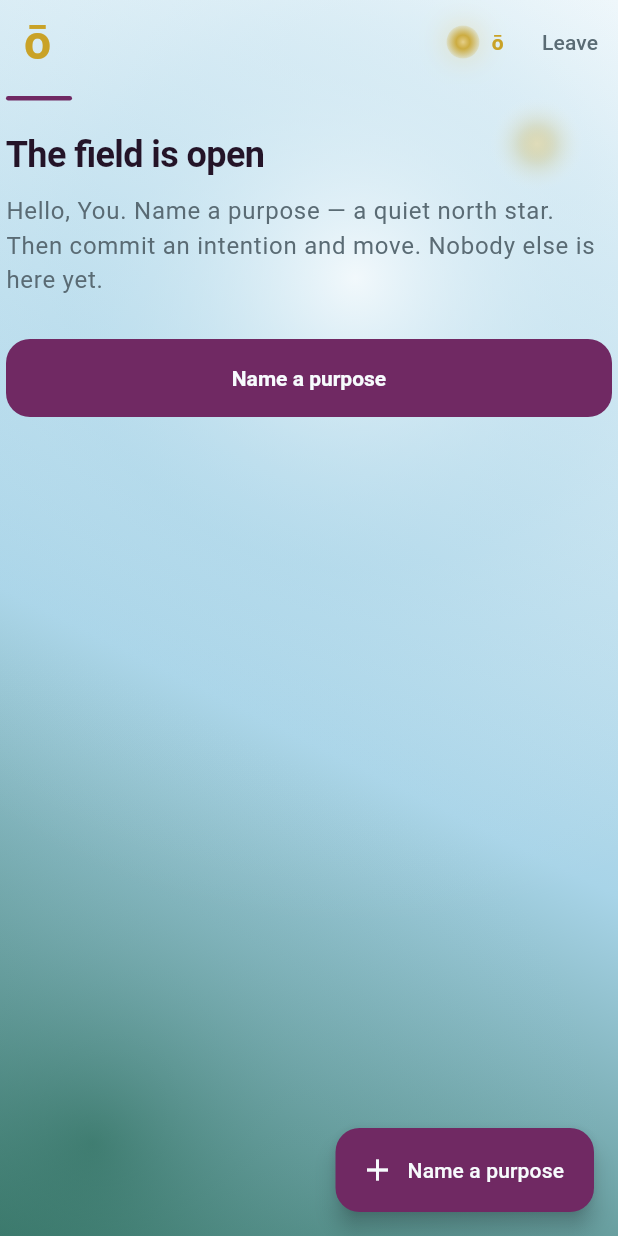
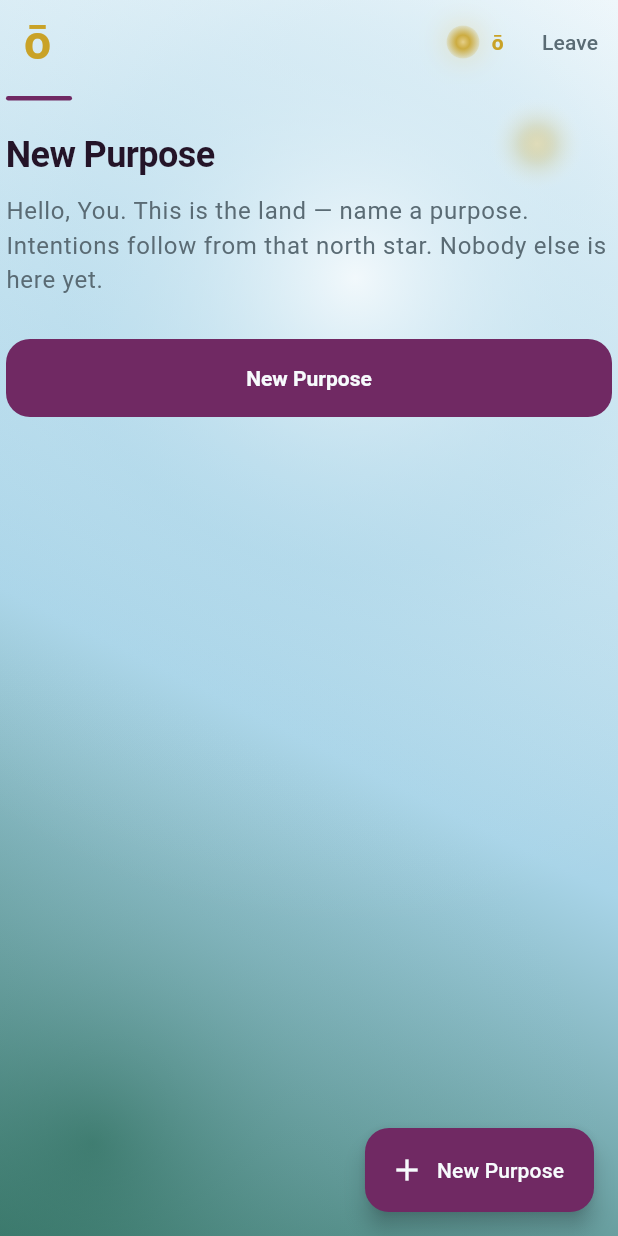
Before and after one commit to Raomiz/dArc-App, a Flutter app: the screen it shows after launch, after a tap on "Enter ō locally", on a phone screen of 412 x 824 dp. Run offline on Flutter 3.47's test engine with Material 3 defaults, Android fonts, the phone set to English and light mode, and no system bars; our stand-ins replace shared_preferences.

Commit message:
Land home on New Purpose; Intention follows the north star.
First thumb is Purpose. Sam stays off-screen — the visible
navigator is ō. Living field, no fake cast, three paces max.

Co-authored-by: Joshua Richards <jdraomiz@gmail.com>

```diff
--- a/lib/nav/o_paces.dart
+++ b/lib/nav/o_paces.dart
@@ -7,8 +7,8 @@ import '../widgets/companion_sheet.dart';
 
 /// Dennis lock — **2–3 paces from main**.
 ///
-/// The main space is the Intention stage. Purpose (north star), Commit,
-/// ō, and feed evidence must be reachable in at most three taps.
+/// Home lands on New Purpose. Intention follows from that north star.
+/// Commit, ō, and feed evidence must be reachable in at most three taps.
 /// Secondary lives one step out (a sheet). Rarely anything at three.
 /// A fourth pace fails. No deeper stacks. No buried settings for
 /// primary actions.
--- a/lib/screens/compose_purpose_screen.dart
+++ b/lib/screens/compose_purpose_screen.dart
@@ -62,12 +62,21 @@ class _ComposePurposePanelState extends State<ComposePurposePanel> {
         ),
         const SizedBox(height: 16),
         Text(
-          'PURPOSE',
+          'NEW PURPOSE',
           style: OType.whisper.copyWith(color: OColors.purpose),
         ),
         const SizedBox(height: 8),
+        Text(
+          'New Purpose',
+          style: Theme.of(context).textTheme.headlineSmall?.copyWith(
+            fontWeight: FontWeight.w600,
+            color: OColors.purposeDeep,
+            letterSpacing: -0.4,
+          ),
+        ),
+        const SizedBox(height: 8),
         const Text(
-          'A quiet north star. Intentions come after — what you commit to do.',
+          'The north star. Intentions follow from here — what you commit to do.',
           style: TextStyle(color: OColors.muted, height: 1.45),
         ),
         const SizedBox(height: 20),
--- a/lib/screens/home_screen.dart
+++ b/lib/screens/home_screen.dart
@@ -11,7 +11,7 @@ import 'compose_intention_screen.dart';
 import 'compose_purpose_screen.dart';
 import 'intention_detail_screen.dart';
 
-/// Intention is the main stage.
+/// Home lands on **New Purpose**. Intention follows from that north star.
 ///
 /// Dennis lock: Purpose, Commit, ō, and feed evidence are here or
 /// one sheet out — never a fourth pace.
@@ -46,12 +46,7 @@ class HomeScreen extends StatelessWidget {
             ),
           ],
         ),
-        floatingActionButton: ListenableBuilder(
-          listenable: state,
-          builder: (context, _) {
-            final purpose = state.focusedPurpose;
-            if (purpose == null) {
-              return FloatingActionButton.extended(
+        floatingActionButton: FloatingActionButton.extended(
           onPressed: () => openComposePurposeSheet(
             context: context,
             state: state,
@@ -59,21 +54,7 @@ class HomeScreen extends StatelessWidget {
           backgroundColor: OColors.purpose,
           foregroundColor: OColors.paper,
           icon: const Icon(Icons.add),
-                label: const Text('Name a purpose'),
-              );
-            }
-            return FloatingActionButton.extended(
-              onPressed: () => openComposeIntentionSheet(
-                context: context,
-                state: state,
-                purposeId: purpose.id,
-              ),
-              backgroundColor: OColors.intention,
-              foregroundColor: OColors.paper,
-              icon: const Icon(Icons.how_to_reg_outlined),
-              label: const Text('Commit an intention'),
-            );
-          },
+          label: const Text('New Purpose'),
         ),
         body: ListenableBuilder(
           listenable: state,
@@ -81,12 +62,12 @@ class HomeScreen extends StatelessWidget {
             final purpose = state.focusedPurpose;
             if (purpose == null) {
               return EmptyState(
-                title: 'The field is open',
+                title: 'New Purpose',
                 body:
-                    'Hello, $name. Name a purpose — a quiet north star. '
-                    'Then commit an intention and move. Nobody else is here yet.',
+                    'Hello, $name. This is the land — name a purpose. '
+                    'Intentions follow from that north star. Nobody else is here yet.',
                 accent: OColors.purpose,
-                primaryLabel: 'Name a purpose',
+                primaryLabel: 'New Purpose',
                 onPrimary: () => openComposePurposeSheet(
                   context: context,
                   state: state,
@@ -162,28 +143,25 @@ class HomeScreen extends StatelessWidget {
                       state: state,
                     ),
                     child: const Text(
-                      'Name another purpose',
+                      'New Purpose',
                       style: TextStyle(color: OColors.purpose),
                     ),
                   ),
                 ),
-                const SizedBox(height: 10),
+                const SizedBox(height: 18),
                 Text(
                   'INTENTIONS',
                   style: OType.whisper.copyWith(color: OColors.intention),
                 ),
-                const SizedBox(height: 8),
-                Text(
-                  'What you commit to do.',
-                  style: Theme.of(context).textTheme.titleLarge?.copyWith(
-                    fontWeight: FontWeight.w600,
-                    letterSpacing: -0.35,
-                  ),
+                const SizedBox(height: 6),
+                const Text(
+                  'What follows this purpose.',
+                  style: TextStyle(color: OColors.muted, fontSize: 15),
                 ),
                 const SizedBox(height: 16),
                 if (items.isEmpty)
                   EmptyState(
-                    title: 'The stage is yours',
+                    title: 'Intention follows',
                     body:
                         'Commit an intention that achieves this purpose. '
                         'ō coordinates when you ask. Nobody else is here yet.',
```
Also changed, not shown: 4 other files. Lines whose indentation alone changed are shown as unchanged.
